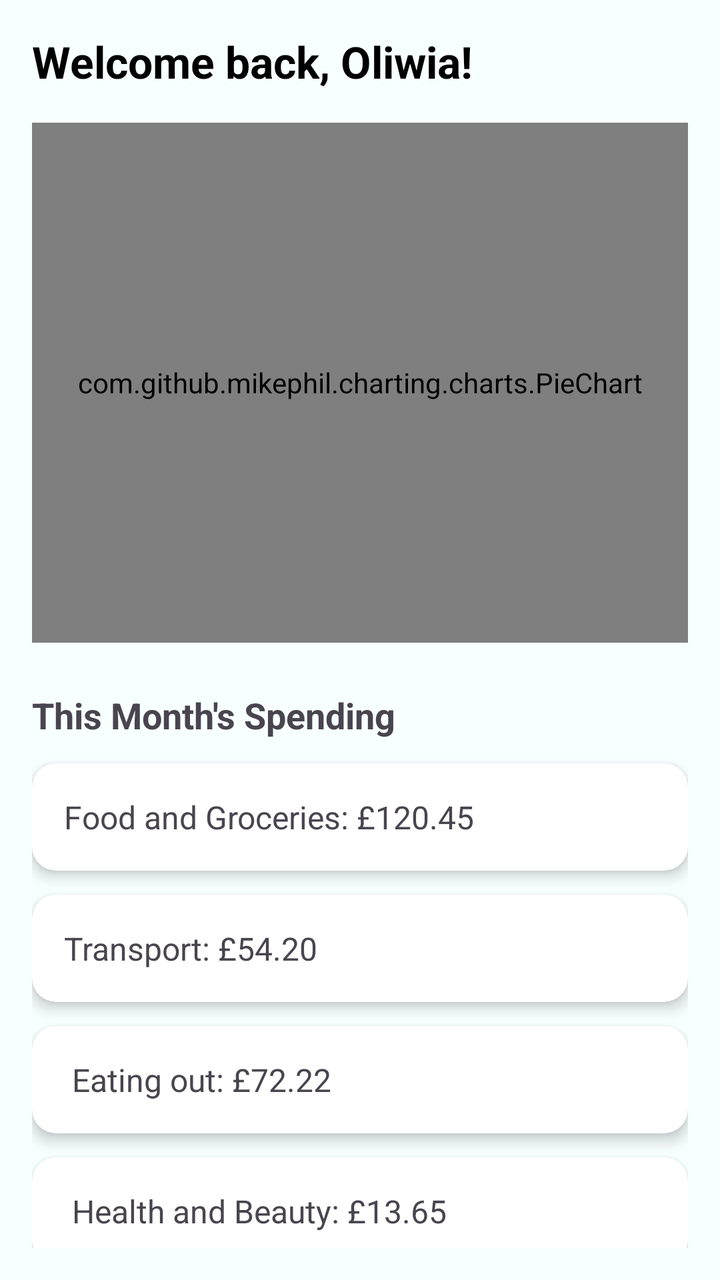
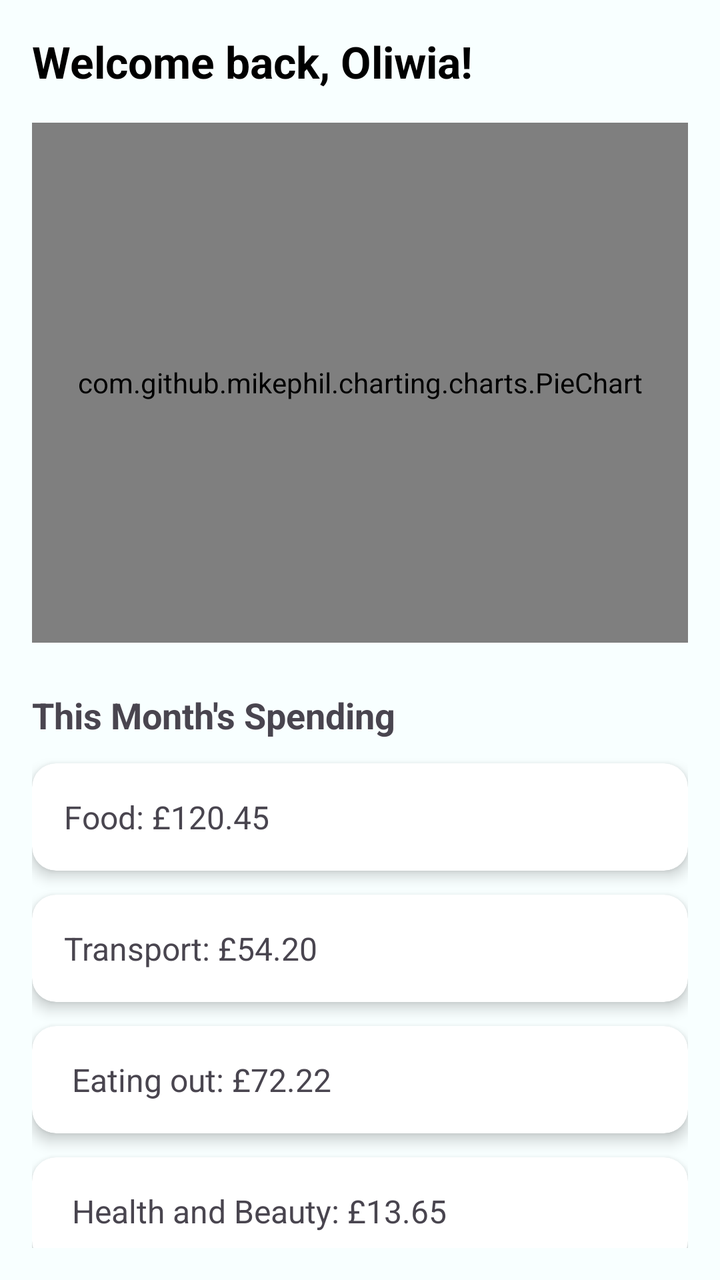

Screens rendered from an Android XML layout before and after an edit, with the pre-edit source and the edit as a unified diff.
<!-- AndroidManifest.xml: application theme Theme.Trackie -->
<!-- res/layout/fragment_home.xml -->
<?xml version="1.0" encoding="utf-8"?>
<androidx.core.widget.NestedScrollView xmlns:android="http://schemas.android.com/apk/res/android"
    xmlns:app="http://schemas.android.com/apk/res-auto"
    android:id="@+id/homeScrollView"
    android:layout_width="match_parent"
    android:layout_height="match_parent"
    android:padding="16dp"
    android:background="@color/azure_blue">

    <LinearLayout
        android:layout_width="match_parent"
        android:layout_height="wrap_content"
        android:orientation="vertical">

        <TextView
            android:id="@+id/welcomeText"
            android:layout_width="wrap_content"
            android:layout_height="wrap_content"
            android:text="Welcome back, Oliwia!"
            android:textSize="22sp"
            android:textStyle="bold"
            android:textColor="@android:color/black"
            android:layout_marginBottom="16dp" />

        <com.github.mikephil.charting.charts.PieChart
            android:id="@+id/pieChart"
            android:layout_width="match_parent"
            android:layout_height="260dp"
            android:layout_marginBottom="24dp" />

        <TextView
            android:layout_width="wrap_content"
            android:layout_height="wrap_content"
            android:text="This Month's Spending"
            android:textSize="18sp"
            android:textStyle="bold"
            android:layout_marginBottom="12dp" />

        <androidx.cardview.widget.CardView
            android:layout_width="match_parent"
            android:layout_height="wrap_content"
            android:layout_marginBottom="12dp"
            app:cardCornerRadius="12dp"
            app:cardElevation="4dp">

            <LinearLayout
                android:layout_width="match_parent"
                android:layout_height="wrap_content"
                android:orientation="vertical"
                android:padding="16dp">

                <TextView
                    android:layout_width="wrap_content"
                    android:layout_height="wrap_content"
                    android:text="Food and Groceries: £120.45"
                    android:textSize="16sp" />
            </LinearLayout>
        </androidx.cardview.widget.CardView>

        <androidx.cardview.widget.CardView
            android:layout_width="match_parent"
            android:layout_height="wrap_content"
            android:layout_marginBottom="12dp"
            app:cardCornerRadius="12dp"
            app:cardElevation="4dp">

            <LinearLayout
                android:layout_width="match_parent"
                android:layout_height="wrap_content"
                android:orientation="vertical"
                android:padding="16dp">

                <TextView
                    android:layout_width="wrap_content"
                    android:layout_height="wrap_content"
                    android:text="Transport: £54.20"
                    android:textSize="16sp" />
            </LinearLayout>
        </androidx.cardview.widget.CardView>



        <androidx.cardview.widget.CardView
            android:layout_width="match_parent"
            android:layout_height="wrap_content"
            android:layout_marginBottom="12dp"
            app:cardCornerRadius="12dp"
            app:cardElevation="4dp">

            <LinearLayout
                android:layout_width="match_parent"
                android:layout_height="wrap_content"
                android:orientation="vertical"
                android:padding="16dp">

                <TextView
                    android:layout_width="wrap_content"
                    android:layout_height="wrap_content"
                    android:text=" Eating out: £72.22"
                    android:textSize="16sp" />
            </LinearLayout>
        </androidx.cardview.widget.CardView>

        <androidx.cardview.widget.CardView
            android:layout_width="match_parent"
            android:layout_height="wrap_content"
            android:layout_marginBottom="12dp"
            app:cardCornerRadius="12dp"
            app:cardElevation="4dp">

            <LinearLayout
                android:layout_width="match_parent"
                android:layout_height="wrap_content"
                android:orientation="vertical"
                android:padding="16dp">

                <TextView
                    android:layout_width="wrap_content"
                    android:layout_height="wrap_content"
                    android:text=" Health and Beauty: £13.65"
                    android:textSize="16sp" />
            </LinearLayout>
        </androidx.cardview.widget.CardView>

        <androidx.cardview.widget.CardView
            android:layout_width="match_parent"
            android:layout_height="wrap_content"
            android:layout_marginBottom="12dp"
            app:cardCornerRadius="12dp"
            app:cardElevation="4dp">

            <LinearLayout
                android:layout_width="match_parent"
                android:layout_height="wrap_content"
                android:orientation="vertical"
                android:padding="16dp">

                <TextView
                    android:layout_width="wrap_content"
                    android:layout_height="wrap_content"
                    android:text=" Shopping: £14.55"
                    android:textSize="16sp" />
            </LinearLayout>
        </androidx.cardview.widget.CardView>

        <androidx.cardview.widget.CardView
            android:layout_width="match_parent"
            android:layout_height="wrap_content"
            android:layout_marginBottom="12dp"
            app:cardCornerRadius="12dp"
            app:cardElevation="4dp">

            <LinearLayout
                android:layout_width="match_parent"
                android:layout_height="wrap_content"
                android:orientation="vertical"
                android:padding="16dp">

                <TextView
                    android:layout_width="wrap_content"
                    android:layout_height="wrap_content"
                    android:text=" Pets: £44.20"
                    android:textSize="16sp" />
            </LinearLayout>
        </androidx.cardview.widget.CardView>


        <androidx.cardview.widget.CardView
            android:layout_width="match_parent"
            android:layout_height="wrap_content"
            android:layout_marginBottom="12dp"
            app:cardCornerRadius="12dp"
            app:cardElevation="4dp">

            <LinearLayout
                android:layout_width="match_parent"
                android:layout_height="wrap_content"
                android:orientation="vertical"
                android:padding="16dp">

                <TextView
                    android:layout_width="wrap_content"
                    android:layout_height="wrap_content"
                    android:text=" Other: £20.00"
                    android:textSize="16sp" />
            </LinearLayout>
        </androidx.cardview.widget.CardView>

    </LinearLayout>
</androidx.core.widget.NestedScrollView>
<!-- resources referenced by this layout -->
<resources>
  <color name="azure_blue">#F8FFFF</color>
  <style name="Theme.Trackie" parent="Base.Theme.Trackie" />
  <style name="Base.Theme.Trackie" parent="Theme.Material3.DayNight.NoActionBar">
  
      </style>
</resources>

<!-- the commit's change to res/layout/fragment_home.xml (unified diff, before → after) -->
@@ -52,7 +52,7 @@
                 <TextView
                     android:layout_width="wrap_content"
                     android:layout_height="wrap_content"
-                    android:text="Food and Groceries: £120.45"
+                    android:text="Food: £120.45"
                     android:textSize="16sp" />
             </LinearLayout>
         </androidx.cardview.widget.CardView>
